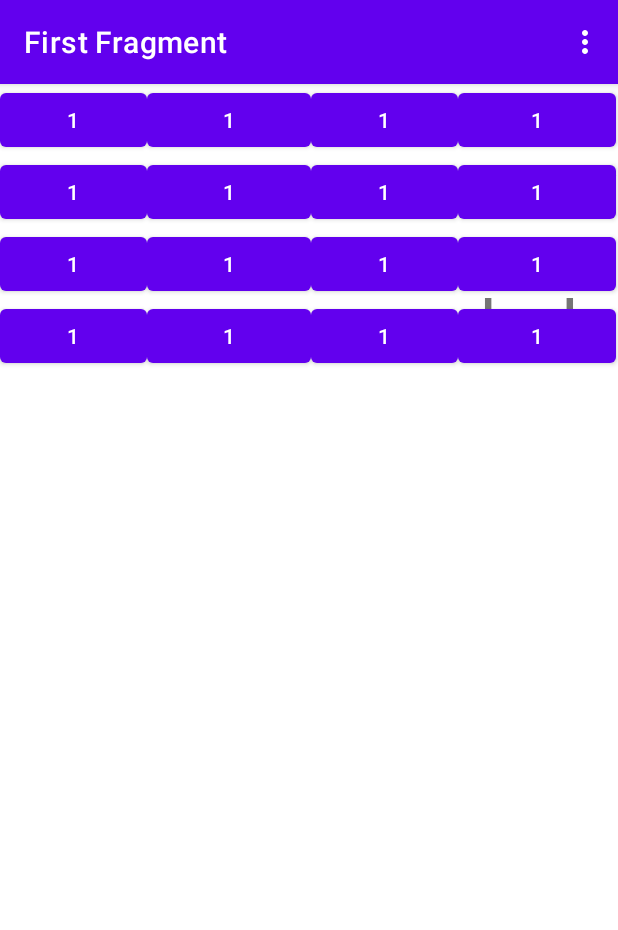
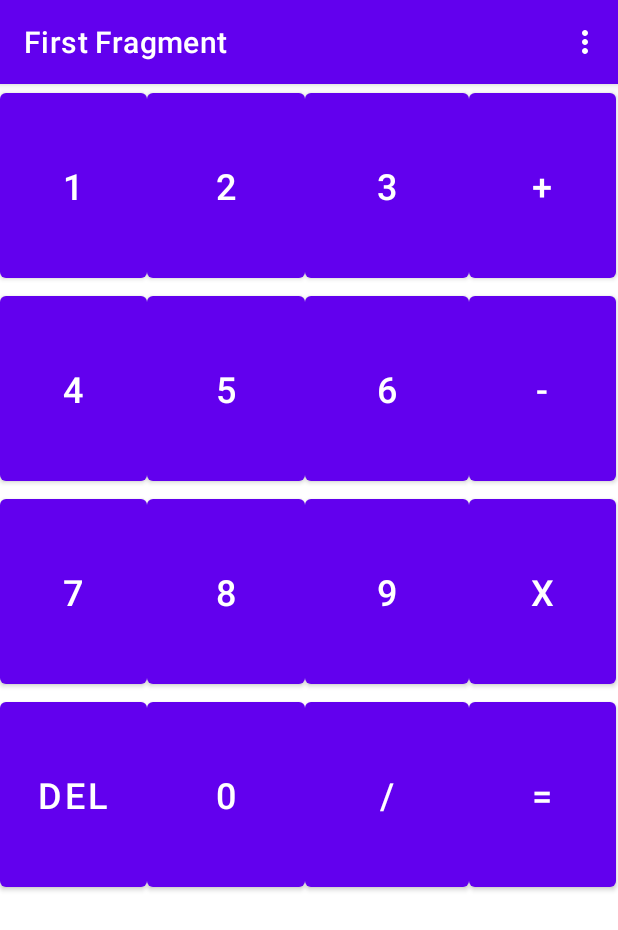
Before and after one commit to ottocihak/Calculator, an Android app: the screen it shows after launch (MainActivity), on a phone screen of 412 x 824 dp. Shown: the top 930 px of the screen. Run offline under Robolectric (Android 15) with nearby library versions, the phone set to English and light mode, and no system bars; our stand-ins replace navigation-ui; 1 statement that could not run was skipped.

Commit message:
almost done

```diff
--- a/app/src/main/java/com/example/calculator/FirstFragment.java
+++ b/app/src/main/java/com/example/calculator/FirstFragment.java
@@ -4,6 +4,8 @@ import android.os.Bundle;
 import android.view.LayoutInflater;
 import android.view.View;
 import android.view.ViewGroup;
+import android.widget.Button;
+import android.widget.TextView;
 
 import androidx.annotation.NonNull;
 import androidx.fragment.app.Fragment;
@@ -15,33 +17,143 @@ public class FirstFragment extends Fragment {
 
     private FragmentFirstBinding binding;
 
+    private TextView numberView;
+    private TextView numberHistory;
+    private Button num;
+    private Button num1;
+    private Button num2;
+    private Button num3;
+    private Button num4;
+    private Button num5;
+    private Button num6;
+    private Button num7;
+    private Button num8;
+    private Button num9;
+    private Button num10;
+    private Button num11;
+    private Button num12;
+    private Button num13;
+    private Button num14;
+    private Button num15;
+
+    String operation;
+
     @Override
     public View onCreateView(
             LayoutInflater inflater, ViewGroup container,
             Bundle savedInstanceState
     ) {
 
-        binding = FragmentFirstBinding.inflate(inflater, container, false);
-        return binding.getRoot();
+        View view = inflater.inflate(R.layout.fragment_first,container, false);
 
+
+
+        numberView = (TextView) view.findViewById(R.id.numberView);
+        numberHistory = (TextView) view.findViewById(R.id.numberHistory);
+        num = (Button) view.findViewById(R.id.num);
+        num1 = (Button) view.findViewById(R.id.num1);
+        num2 = (Button) view.findViewById(R.id.num2);
+        num3 = (Button) view.findViewById(R.id.num3);
+        num4 = (Button) view.findViewById(R.id.num4);
+        num5 = (Button) view.findViewById(R.id.num5);
+        num6 = (Button) view.findViewById(R.id.num6);
+        num7 = (Button) view.findViewById(R.id.num7);
+        num8 = (Button) view.findViewById(R.id.num8);
+        num9 = (Button) view.findViewById(R.id.num9);
+        num10 = (Button) view.findViewById(R.id.num10);
+        num11 = (Button) view.findViewById(R.id.num11);
+        num12 = (Button) view.findViewById(R.id.num12);
+        num13 = (Button) view.findViewById(R.id.num13);
+        num14 = (Button) view.findViewById(R.id.num14);
+        num15 = (Button) view.findViewById(R.id.num15);
+
+
+        updateView();
+
+        View.OnClickListener listener = new View.OnClickListener() {
+            @Override
+            public void onClick(View view) {
+                switch (view.getId()){
+                    case R.id.num:
+                        operation = operation + 1;
+                        break;
+                    case R.id.num1:
+                        operation = operation + 2;
+                        break;
+                    case R.id.num2:
+                        operation = operation + 3;
+                        break;
+                    case R.id.num3:
+                        operation = operation + '+';
+                        break;
+                    case R.id.num4:
+                        operation = operation + 4;
+                        break;
+                    case R.id.num5:
+                        operation = operation + 5;
+                        break;
+                    case R.id.num6:
+                        operation = operation + 6;
+                        break;
+                    case R.id.num7:
+                        operation = operation + '-';
+                        break;
+                    case R.id.num8:
+                        operation = operation + 7;
+                        break;
+                    case R.id.num9:
+                        operation = operation + 8;
+                        break;
+                    case R.id.num10:
+                        operation = operation + 9;
+                        break;
+                    case R.id.num11:
+                        operation = operation + '*';
+                        break;
+                    case R.id.num12:
+                        operation = "";
+                        break;
+                    case R.id.num13:
+                        operation = operation + 0;
+                        break;
+                    case R.id.num14:
+                        operation = operation + '/';
+                        break;
+                    case R.id.num15:
+
+                        break;
+                }
+                updateView();
+            }
+        };
+
+        num.setOnClickListener(listener);
+        num1.setOnClickListener(listener);
+        num2.setOnClickListener(listener);
+        num3.setOnClickListener(listener);
+        num4.setOnClickListener(listener);
+        num5.setOnClickListener(listener);
+        num6.setOnClickListener(listener);
+        num7.setOnClickListener(listener);
+        num8.setOnClickListener(listener);
+        num9.setOnClickListener(listener);
+        num10.setOnClickListener(listener);
+        num11.setOnClickListener(listener);
+        num12.setOnClickListener(listener);
+        num13.setOnClickListener(listener);
+        num14.setOnClickListener(listener);
+        num15.setOnClickListener(listener);
+
+        return view;
+
+    }
+
+    public void updateView () {
+        numberView.setText(String.format(operation));
     }
 
     public void onViewCreated(@NonNull View view, Bundle savedInstanceState) {
         super.onViewCreated(view, savedInstanceState);
-
-        binding.buttonFirst.setOnClickListener(new View.OnClickListener() {
-            @Override
-            public void onClick(View view) {
-                NavHostFragment.findNavController(FirstFragment.this)
-                        .navigate(R.id.action_FirstFragment_to_SecondFragment);
-            }
-        });
-    }
-
-    @Override
-    public void onDestroyView() {
-        super.onDestroyView();
-        binding = null;
     }
 
 }
--- a/app/src/main/res/layout/fragment_first.xml
+++ b/app/src/main/res/layout/fragment_first.xml
@@ -10,7 +10,6 @@
         android:id="@+id/numberView"
         android:layout_width="wrap_content"
         android:layout_height="wrap_content"
-        android:text="hola"
         android:textSize="48sp"
         app:layout_constraintBottom_toTopOf="@+id/guideline2"
         app:layout_constraintEnd_toEndOf="parent" />
@@ -26,46 +25,50 @@
         android:id="@+id/numberHistory"
         android:layout_width="wrap_content"
         android:layout_height="wrap_content"
-        android:text="TextView"
         android:textSize="24sp"
         app:layout_constraintBottom_toTopOf="@+id/numberView"
         app:layout_constraintEnd_toEndOf="parent"
         app:layout_constraintTop_toTopOf="parent" />
 
     <TableLayout
-        android:layout_width="match_parent"
-        android:layout_height="547dp"
+        android:layout_width="412dp"
+        android:layout_height="548dp"
         tools:layout_editor_absoluteX="1dp"
         tools:layout_editor_absoluteY="183dp">
 
         <TableRow
             android:layout_width="match_parent"
-            android:layout_height="wrap_content"
+            android:layout_height="446dp"
             android:orientation="vertical">
+
+            <Button
+                android:id="@+id/num"
+                android:layout_width="98dp"
+                android:layout_height="135dp"
+                android:text="1"
+                android:textSize="24sp" />
+
+            <Button
+                android:id="@+id/num1"
+                android:layout_width="105dp"
+                android:layout_height="135dp"
+                android:text="2"
+                android:textSize="24sp" />
+
+            <Button
+                android:id="@+id/num2"
+                android:layout_width="109dp"
+                android:layout_height="135dp"
+                android:text="3"
+                android:textSize="24sp" />
 
             <Button
                 android:id="@+id/num3"
                 android:layout_width="98dp"
-                android:layout_height="wrap_content"
-                android:text="1" />
+                android:layout_height="135dp"
+                android:text="+"
+                android:textSize="24sp" />
 
-            <Button
-                android:id="@+id/num2"
-                android:layout_width="109dp"
-                android:layout_height="wrap_content"
-                android:text="1" />
-
-            <Button
-                android:id="@+id/num"
-                android:layout_width="98dp"
-                android:layout_height="wrap_content"
-                android:text="1" />
-
-            <Button
-                android:id="@+id/num1"
-                android:layout_width="105dp"
-                android:layout_height="wrap_content"
-                android:text="1" />
         </TableRow>
 
         <TableRow
@@ -75,26 +78,30 @@
             <Button
                 android:id="@+id/num4"
                 android:layout_width="wrap_content"
-                android:layout_height="wrap_content"
-                android:text="1" />
+                android:layout_height="135dp"
+                android:text="4"
+                android:textSize="24sp" />
 
             <Button
                 android:id="@+id/num5"
                 android:layout_width="wrap_content"
-                android:layout_height="wrap_content"
-                android:text="1" />
+                android:layout_height="135dp"
+                android:text="5"
+                android:textSize="24sp" />
 
             <Button
                 android:id="@+id/num6"
                 android:layout_width="wrap_content"
-                android:layout_height="wrap_content"
-                android:text="1" />
+                android:layout_height="135dp"
+                android:text="6"
+                android:textSize="24sp" />
 
             <Button
                 android:id="@+id/num7"
                 android:layout_width="wrap_content"
-                android:layout_height="wrap_content"
-                android:text="1" />
+                android:layout_height="135dp"
+                android:text="-"
+                android:textSize="24sp" />
         </TableRow>
 
         <TableRow
@@ -104,55 +111,63 @@
             <Button
                 android:id="@+id/num8"
                 android:layout_width="wrap_content"
-                android:layout_height="wrap_content"
-                android:text="1" />
+                android:layout_height="135dp"
+                android:text="7"
+                android:textSize="24sp" />
 
             <Button
                 android:id="@+id/num9"
                 android:layout_width="wrap_content"
-                android:layout_height="wrap_content"
-                android:text="1" />
+                android:layout_height="135dp"
+                android:text="8"
+                android:textSize="24sp" />
 
             <Button
                 android:id="@+id/num10"
                 android:layout_width="wrap_content"
-                android:layout_height="wrap_content"
-                android:text="1" />
+                android:layout_height="135dp"
+                android:text="9"
+                android:textSize="24sp" />
 
             <Button
                 android:id="@+id/num11"
                 android:layout_width="wrap_content"
-                android:layout_height="wrap_content"
-                android:text="1" />
+                android:layout_height="135dp"
+                android:text="x"
+                android:textSize="24sp" />
         </TableRow>
 
         <TableRow
             android:layout_width="match_parent"
-            android:layout_height="219dp">
+            android:layout_height="100dp">
 
             <Button
                 android:id="@+id/num12"
                 android:layout_width="wrap_content"
-                android:layout_height="wrap_content"
-                android:text="1" />
+                android:layout_height="135dp"
+                android:text="DEL"
+                android:textSize="24sp" />
 
             <Button
                 android:id="@+id/num13"
                 android:layout_width="wrap_content"
-                android:layout_height="wrap_content"
-                android:text="1" />
+                android:layout_height="135dp"
+                android:text="0"
+                android:textSize="24sp" />
 
             <Button
                 android:id="@+id/num14"
                 android:layout_width="wrap_content"
-                android:layout_height="wrap_content"
-                android:text="1" />
+                android:layout_height="135dp"
+                android:text="/"
+                android:textSize="24sp" />
 
             <Button
                 android:id="@+id/num15"
                 android:layout_width="wrap_content"
-                android:layout_height="wrap_content"
-                android:text="1" />
+                android:layout_height="135dp"
+                android:text="="
+                android:textSize="24sp" />
         </TableRow>
     </TableLayout>
 </androidx.constraintlayout.widget.ConstraintLayout>
--- a/app/src/main/res/navigation/nav_graph.xml
+++ b/app/src/main/res/navigation/nav_graph.xml
@@ -9,20 +9,5 @@
         android:id="@+id/FirstFragment"
         android:name="com.example.calculator.FirstFragment"
         android:label="@string/first_fragment_label"
-        tools:layout="@layout/fragment_first">
-
-        <action
-            android:id="@+id/action_FirstFragment_to_SecondFragment"
-            app:destination="@id/SecondFragment" />
-    </fragment>
-    <fragment
-        android:id="@+id/SecondFragment"
-        android:name="com.example.calculator.SecondFragment"
-        android:label="@string/second_fragment_label"
-        tools:layout="@layout/fragment_second">
-
-        <action
-            android:id="@+id/action_SecondFragment_to_FirstFragment"
-            app:destination="@id/FirstFragment" />
-    </fragment>
+        tools:layout="@layout/fragment_first"/>
 </navigation>
```
Also changed, not shown: app/src/main/java/com/example/calculator/SecondFragment.java (deleted, +0 -47 lines), app/src/main/res/layout/fragment_second.xml (deleted, +0 -27 lines).
